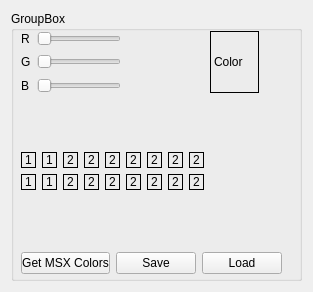
Before: the Qt Designer form paletteeditor.ui in openMSX/catapult, drawn with Qt 5.
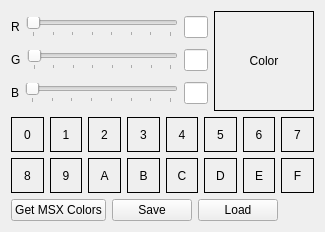
After: the same form once the commit is applied.

Commit message: A mostly layouted palette editor

The edit to the form file:
```diff
--- a/paletteeditor.ui
+++ b/paletteeditor.ui
@@ -5,356 +5,450 @@
    <rect>
     <x>0</x>
     <y>0</y>
-    <width>313</width>
-    <height>292</height>
+    <width>325</width>
+    <height>232</height>
    </rect>
   </property>
   <property name="windowTitle" >
    <string>Form</string>
   </property>
-  <layout class="QGridLayout" >
-   <item row="0" column="0" >
-    <widget class="QGroupBox" name="groupBox" >
-     <property name="title" >
-      <string>GroupBox</string>
-     </property>
-     <widget class="QWidget" name="gridLayout" >
-      <property name="geometry" >
-       <rect>
-        <x>10</x>
-        <y>20</y>
-        <width>286</width>
-        <height>212</height>
-       </rect>
-      </property>
-      <layout class="QGridLayout" >
-       <item row="0" column="0" >
-        <layout class="QGridLayout" >
-         <item row="0" column="0" >
+  <layout class="QVBoxLayout" >
+   <item>
+    <layout class="QHBoxLayout" >
+     <item>
+      <layout class="QVBoxLayout" >
+       <item>
+        <layout class="QHBoxLayout" >
+         <item>
           <widget class="QLabel" name="label" >
            <property name="text" >
             <string>R</string>
            </property>
           </widget>
          </item>
-         <item row="0" column="1" >
+         <item>
           <widget class="QSlider" name="RVal" >
+           <property name="maximum" >
+            <number>7</number>
+           </property>
            <property name="orientation" >
             <enum>Qt::Horizontal</enum>
            </property>
+           <property name="tickPosition" >
+            <enum>QSlider::TicksBelow</enum>
+           </property>
           </widget>
          </item>
-         <item row="1" column="0" >
+         <item>
+          <widget class="QLineEdit" name="lineEditRed" >
+           <property name="sizePolicy" >
+            <sizepolicy vsizetype="Fixed" hsizetype="Fixed" >
+             <horstretch>0</horstretch>
+             <verstretch>0</verstretch>
+            </sizepolicy>
+           </property>
+           <property name="maximumSize" >
+            <size>
+             <width>24</width>
+             <height>16777215</height>
+            </size>
+           </property>
+          </widget>
+         </item>
+        </layout>
+       </item>
+       <item>
+        <layout class="QHBoxLayout" >
+         <item>
           <widget class="QLabel" name="label_2" >
            <property name="text" >
             <string>G</string>
            </property>
           </widget>
          </item>
-         <item row="1" column="1" >
+         <item>
           <widget class="QSlider" name="Gval" >
+           <property name="maximum" >
+            <number>7</number>
+           </property>
            <property name="orientation" >
             <enum>Qt::Horizontal</enum>
            </property>
+           <property name="tickPosition" >
+            <enum>QSlider::TicksBelow</enum>
+           </property>
           </widget>
          </item>
-         <item row="2" column="0" >
+         <item>
+          <widget class="QLineEdit" name="lineEditGreen" >
+           <property name="sizePolicy" >
+            <sizepolicy vsizetype="Fixed" hsizetype="Fixed" >
+             <horstretch>0</horstretch>
+             <verstretch>0</verstretch>
+            </sizepolicy>
+           </property>
+           <property name="maximumSize" >
+            <size>
+             <width>24</width>
+             <height>16777215</height>
+            </size>
+           </property>
+          </widget>
+         </item>
+        </layout>
+       </item>
+       <item>
+        <layout class="QHBoxLayout" >
+         <item>
           <widget class="QLabel" name="label_3" >
            <property name="text" >
             <string>B</string>
            </property>
           </widget>
          </item>
-         <item row="2" column="1" >
+         <item>
           <widget class="QSlider" name="BVal" >
+           <property name="maximum" >
+            <number>7</number>
+           </property>
            <property name="orientation" >
             <enum>Qt::Horizontal</enum>
            </property>
+           <property name="tickPosition" >
+            <enum>QSlider::TicksBelow</enum>
+           </property>
           </widget>
          </item>
-         <item row="1" column="2" >
-          <spacer>
-           <property name="orientation" >
-            <enum>Qt::Horizontal</enum>
+         <item>
+          <widget class="QLineEdit" name="lineEditBlue" >
+           <property name="sizePolicy" >
+            <sizepolicy vsizetype="Fixed" hsizetype="Fixed" >
+             <horstretch>0</horstretch>
+             <verstretch>0</verstretch>
+            </sizepolicy>
            </property>
-           <property name="sizeHint" >
+           <property name="maximumSize" >
             <size>
-             <width>40</width>
-             <height>20</height>
+             <width>24</width>
+             <height>16777215</height>
             </size>
            </property>
-          </spacer>
+          </widget>
          </item>
         </layout>
        </item>
-       <item row="2" column="0" >
-        <layout class="QVBoxLayout" >
-         <item>
-          <layout class="QHBoxLayout" >
-           <item>
-            <widget class="QLabel" name="Col1" >
-             <property name="frameShape" >
-              <enum>QFrame::Box</enum>
-             </property>
-             <property name="text" >
-              <string>1</string>
-             </property>
-            </widget>
-           </item>
-           <item>
-            <widget class="QLabel" name="Col1_2" >
-             <property name="frameShape" >
-              <enum>QFrame::Box</enum>
-             </property>
-             <property name="text" >
-              <string>1</string>
-             </property>
-            </widget>
-           </item>
-           <item>
-            <widget class="QLabel" name="Col2" >
-             <property name="frameShape" >
-              <enum>QFrame::Box</enum>
-             </property>
-             <property name="text" >
-              <string>2</string>
-             </property>
-            </widget>
-           </item>
-           <item>
-            <widget class="QLabel" name="Col2_5" >
-             <property name="frameShape" >
-              <enum>QFrame::Box</enum>
-             </property>
-             <property name="text" >
-              <string>2</string>
-             </property>
-            </widget>
-           </item>
-           <item>
-            <widget class="QLabel" name="Col2_2" >
-             <property name="frameShape" >
-              <enum>QFrame::Box</enum>
-             </property>
-             <property name="text" >
-              <string>2</string>
-             </property>
-            </widget>
-           </item>
-           <item>
-            <widget class="QLabel" name="Col2_6" >
-             <property name="frameShape" >
-              <enum>QFrame::Box</enum>
-             </property>
-             <property name="text" >
-              <string>2</string>
-             </property>
-            </widget>
-           </item>
-           <item>
-            <widget class="QLabel" name="Col2_3" >
-             <property name="frameShape" >
-              <enum>QFrame::Box</enum>
-             </property>
-             <property name="text" >
-              <string>2</string>
-             </property>
-            </widget>
-           </item>
-           <item>
-            <widget class="QLabel" name="Col2_8" >
-             <property name="frameShape" >
-              <enum>QFrame::Box</enum>
-             </property>
-             <property name="text" >
-              <string>2</string>
-             </property>
-            </widget>
-           </item>
-           <item>
-            <widget class="QLabel" name="Col2_4" >
-             <property name="frameShape" >
-              <enum>QFrame::Box</enum>
-             </property>
-             <property name="text" >
-              <string>2</string>
-             </property>
-            </widget>
-           </item>
-          </layout>
-         </item>
-         <item>
-          <layout class="QHBoxLayout" >
-           <item>
-            <widget class="QLabel" name="Col1_3" >
-             <property name="frameShape" >
-              <enum>QFrame::Box</enum>
-             </property>
-             <property name="text" >
-              <string>1</string>
-             </property>
-            </widget>
-           </item>
-           <item>
-            <widget class="QLabel" name="Col1_4" >
-             <property name="frameShape" >
-              <enum>QFrame::Box</enum>
-             </property>
-             <property name="text" >
-              <string>1</string>
-             </property>
-            </widget>
-           </item>
-           <item>
-            <widget class="QLabel" name="Col2_7" >
-             <property name="frameShape" >
-              <enum>QFrame::Box</enum>
-             </property>
-             <property name="text" >
-              <string>2</string>
-             </property>
-            </widget>
-           </item>
-           <item>
-            <widget class="QLabel" name="Col2_9" >
-             <property name="frameShape" >
-              <enum>QFrame::Box</enum>
-             </property>
-             <property name="text" >
-              <string>2</string>
-             </property>
-            </widget>
-           </item>
-           <item>
-            <widget class="QLabel" name="Col2_10" >
-             <property name="frameShape" >
-              <enum>QFrame::Box</enum>
-             </property>
-             <property name="text" >
-              <string>2</string>
-             </property>
-            </widget>
-           </item>
-           <item>
-            <widget class="QLabel" name="Col2_11" >
-             <property name="frameShape" >
-              <enum>QFrame::Box</enum>
-             </property>
-             <property name="text" >
-              <string>2</string>
-             </property>
-            </widget>
-           </item>
-           <item>
-            <widget class="QLabel" name="Col2_12" >
-             <property name="frameShape" >
-              <enum>QFrame::Box</enum>
-             </property>
-             <property name="text" >
-              <string>2</string>
-             </property>
-            </widget>
-           </item>
-           <item>
-            <widget class="QLabel" name="Col2_13" >
-             <property name="frameShape" >
-              <enum>QFrame::Box</enum>
-             </property>
-             <property name="text" >
-              <string>2</string>
-             </property>
-            </widget>
-           </item>
-           <item>
-            <widget class="QLabel" name="Col2_14" >
-             <property name="frameShape" >
-              <enum>QFrame::Box</enum>
-             </property>
-             <property name="text" >
-              <string>2</string>
-             </property>
-            </widget>
-           </item>
-          </layout>
-         </item>
-        </layout>
+      </layout>
+     </item>
+     <item>
+      <widget class="QLabel" name="ColorPickerLabel" >
+       <property name="windowModality" >
+        <enum>Qt::NonModal</enum>
+       </property>
+       <property name="minimumSize" >
+        <size>
+         <width>100</width>
+         <height>100</height>
+        </size>
+       </property>
+       <property name="maximumSize" >
+        <size>
+         <width>100</width>
+         <height>100</height>
+        </size>
+       </property>
+       <property name="autoFillBackground" >
+        <bool>true</bool>
+       </property>
+       <property name="frameShape" >
+        <enum>QFrame::Box</enum>
+       </property>
+       <property name="frameShadow" >
+        <enum>QFrame::Plain</enum>
+       </property>
+       <property name="text" >
+        <string>Color</string>
+       </property>
+       <property name="alignment" >
+        <set>Qt::AlignCenter</set>
+       </property>
+      </widget>
+     </item>
+    </layout>
+   </item>
+   <item>
+    <layout class="QVBoxLayout" >
+     <item>
+      <layout class="QHBoxLayout" >
+       <item>
+        <widget class="QLabel" name="Col0" >
+         <property name="autoFillBackground" >
+          <bool>true</bool>
+         </property>
+         <property name="frameShape" >
+          <enum>QFrame::Box</enum>
+         </property>
+         <property name="text" >
+          <string>0</string>
+         </property>
+         <property name="alignment" >
+          <set>Qt::AlignCenter</set>
+         </property>
+        </widget>
        </item>
-       <item row="2" column="1" >
-        <spacer>
-         <property name="orientation" >
-          <enum>Qt::Horizontal</enum>
+       <item>
+        <widget class="QLabel" name="Col1" >
+         <property name="autoFillBackground" >
+          <bool>true</bool>
          </property>
-         <property name="sizeHint" >
-          <size>
-           <width>40</width>
-           <height>20</height>
-          </size>
+         <property name="frameShape" >
+          <enum>QFrame::Box</enum>
          </property>
-        </spacer>
+         <property name="text" >
+          <string>1</string>
+         </property>
+         <property name="alignment" >
+          <set>Qt::AlignCenter</set>
+         </property>
+        </widget>
        </item>
-       <item row="0" column="1" >
-        <widget class="QLabel" name="ColorPicketLabel" >
+       <item>
+        <widget class="QLabel" name="Col2" >
+         <property name="autoFillBackground" >
+          <bool>true</bool>
+         </property>
          <property name="frameShape" >
           <enum>QFrame::Box</enum>
          </property>
-         <property name="frameShadow" >
-          <enum>QFrame::Plain</enum>
+         <property name="text" >
+          <string>2</string>
          </property>
+         <property name="alignment" >
+          <set>Qt::AlignCenter</set>
+         </property>
+        </widget>
+       </item>
+       <item>
+        <widget class="QLabel" name="Col3" >
+         <property name="autoFillBackground" >
+          <bool>true</bool>
+         </property>
+         <property name="frameShape" >
+          <enum>QFrame::Box</enum>
+         </property>
          <property name="text" >
-          <string>Color</string>
+          <string>3</string>
          </property>
+         <property name="alignment" >
+          <set>Qt::AlignCenter</set>
+         </property>
         </widget>
        </item>
-       <item row="1" column="1" >
-        <spacer>
-         <property name="orientation" >
-          <enum>Qt::Vertical</enum>
+       <item>
+        <widget class="QLabel" name="Col4" >
+         <property name="autoFillBackground" >
+          <bool>true</bool>
          </property>
-         <property name="sizeHint" >
-          <size>
-           <width>20</width>
-           <height>40</height>
-          </size>
+         <property name="frameShape" >
+          <enum>QFrame::Box</enum>
          </property>
-        </spacer>
+         <property name="text" >
+          <string>4</string>
+         </property>
+         <property name="alignment" >
+          <set>Qt::AlignCenter</set>
+         </property>
+        </widget>
        </item>
-       <item row="3" column="0" >
-        <spacer>
-         <property name="orientation" >
-          <enum>Qt::Vertical</enum>
+       <item>
+        <widget class="QLabel" name="Col5" >
+         <property name="autoFillBackground" >
+          <bool>true</bool>
          </property>
-         <property name="sizeHint" >
-          <size>
-           <width>20</width>
-           <height>40</height>
-          </size>
+         <property name="frameShape" >
+          <enum>QFrame::Box</enum>
          </property>
-        </spacer>
+         <property name="text" >
+          <string>5</string>
+         </property>
+         <property name="alignment" >
+          <set>Qt::AlignCenter</set>
+         </property>
+        </widget>
        </item>
-       <item row="0" column="2" >
-        <spacer>
-         <property name="orientation" >
-          <enum>Qt::Horizontal</enum>
+       <item>
+        <widget class="QLabel" name="Col6" >
+         <property name="autoFillBackground" >
+          <bool>true</bool>
          </property>
-         <property name="sizeHint" >
-          <size>
-           <width>40</width>
-           <height>20</height>
-          </size>
+         <property name="frameShape" >
+          <enum>QFrame::Box</enum>
          </property>
-        </spacer>
+         <property name="text" >
+          <string>6</string>
+         </property>
+         <property name="alignment" >
+          <set>Qt::AlignCenter</set>
+         </property>
+        </widget>
        </item>
+       <item>
+        <widget class="QLabel" name="Col7" >
+         <property name="autoFillBackground" >
+          <bool>true</bool>
+         </property>
+         <property name="frameShape" >
+          <enum>QFrame::Box</enum>
+         </property>
+         <property name="text" >
+          <string>7</string>
+         </property>
+         <property name="alignment" >
+          <set>Qt::AlignCenter</set>
+         </property>
+        </widget>
+       </item>
       </layout>
-     </widget>
-     <widget class="QWidget" name="" >
-      <property name="geometry" >
-       <rect>
-        <x>10</x>
-        <y>240</y>
-        <width>261</width>
-        <height>25</height>
-       </rect>
-      </property>
+     </item>
+     <item>
+      <layout class="QHBoxLayout" >
+       <item>
+        <widget class="QLabel" name="Col8" >
+         <property name="autoFillBackground" >
+          <bool>true</bool>
+         </property>
+         <property name="frameShape" >
+          <enum>QFrame::Box</enum>
+         </property>
+         <property name="text" >
+          <string>8</string>
+         </property>
+         <property name="alignment" >
+          <set>Qt::AlignCenter</set>
+         </property>
+        </widget>
+       </item>
+       <item>
+        <widget class="QLabel" name="Col9" >
+         <property name="autoFillBackground" >
+          <bool>true</bool>
+         </property>
+         <property name="frameShape" >
+          <enum>QFrame::Box</enum>
+         </property>
+         <property name="text" >
+          <string>9</string>
+         </property>
+         <property name="alignment" >
+          <set>Qt::AlignCenter</set>
+         </property>
+        </widget>
+       </item>
+       <item>
+        <widget class="QLabel" name="Col10" >
+         <property name="autoFillBackground" >
+          <bool>true</bool>
+         </property>
+         <property name="frameShape" >
+          <enum>QFrame::Box</enum>
+         </property>
+         <property name="text" >
+          <string>A</string>
+         </property>
+         <property name="alignment" >
+          <set>Qt::AlignCenter</set>
+         </property>
+        </widget>
+       </item>
+       <item>
+        <widget class="QLabel" name="Col11" >
+         <property name="autoFillBackground" >
+          <bool>true</bool>
+         </property>
+         <property name="frameShape" >
+          <enum>QFrame::Box</enum>
+         </property>
+         <property name="text" >
+          <string>B</string>
+         </property>
+         <property name="alignment" >
+          <set>Qt::AlignCenter</set>
+         </property>
+        </widget>
+       </item>
+       <item>
+        <widget class="QLabel" name="Col12" >
+         <property name="autoFillBackground" >
+          <bool>true</bool>
+         </property>
+         <property name="frameShape" >
+          <enum>QFrame::Box</enum>
+         </property>
+         <property name="text" >
+          <string>C</string>
+         </property>
+         <property name="alignment" >
+          <set>Qt::AlignCenter</set>
+         </property>
+        </widget>
+       </item>
+       <item>
+        <widget class="QLabel" name="Col13" >
+         <property name="autoFillBackground" >
+          <bool>true</bool>
+         </property>
+         <property name="frameShape" >
+          <enum>QFrame::Box</enum>
+         </property>
+         <property name="text" >
+          <string>D</string>
+         </property>
+         <property name="alignment" >
+          <set>Qt::AlignCenter</set>
+         </property>
+        </widget>
+       </item>
+       <item>
+        <widget class="QLabel" name="Col14" >
+         <property name="autoFillBackground" >
+          <bool>true</bool>
+         </property>
+         <property name="frameShape" >
+          <enum>QFrame::Box</enum>
+         </property>
+         <property name="text" >
+          <string>E</string>
+         </property>
+         <property name="alignment" >
+          <set>Qt::AlignCenter</set>
+         </property>
+        </widget>
+       </item>
+       <item>
+        <widget class="QLabel" name="Col15" >
+         <property name="autoFillBackground" >
+          <bool>true</bool>
+         </property>
+         <property name="frameShape" >
+          <enum>QFrame::Box</enum>
+         </property>
+         <property name="text" >
+          <string>F</string>
+         </property>
+         <property name="scaledContents" >
+          <bool>false</bool>
+         </property>
+         <property name="alignment" >
+          <set>Qt::AlignCenter</set>
+         </property>
+        </widget>
+       </item>
+      </layout>
+     </item>
+    </layout>
+   </item>
+   <item>
+    <layout class="QHBoxLayout" >
+     <item>
       <layout class="QHBoxLayout" >
        <item>
         <widget class="QPushButton" name="pushButton" >
@@ -378,8 +472,21 @@
         </widget>
        </item>
       </layout>
-     </widget>
-    </widget>
+     </item>
+     <item>
+      <spacer>
+       <property name="orientation" >
+        <enum>Qt::Horizontal</enum>
+       </property>
+       <property name="sizeHint" >
+        <size>
+         <width>40</width>
+         <height>20</height>
+        </size>
+       </property>
+      </spacer>
+     </item>
+    </layout>
    </item>
   </layout>
  </widget>
```
